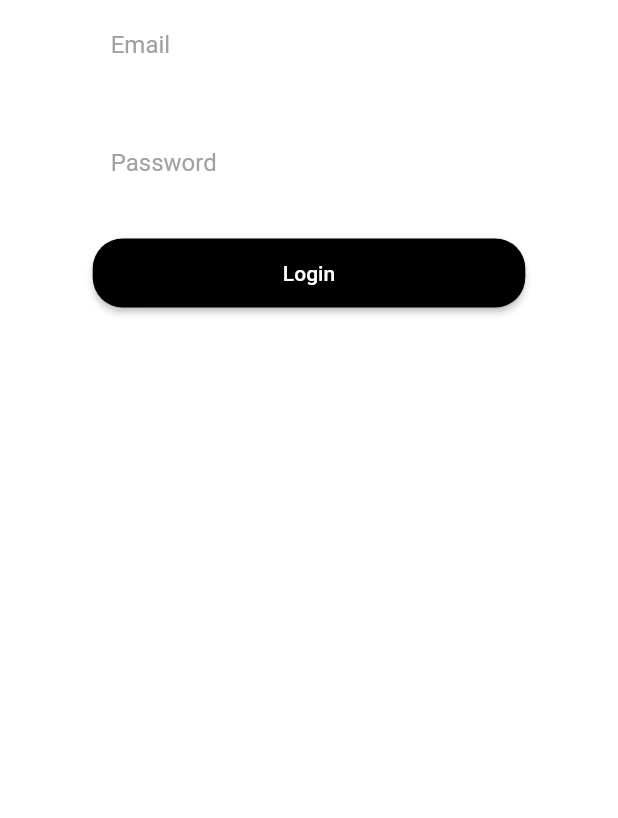
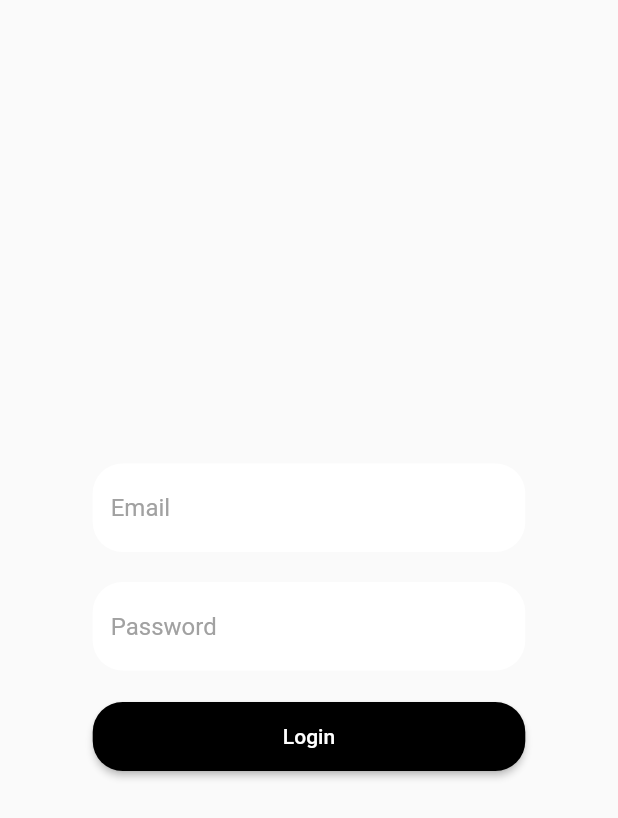
Before and after one commit to raj2893/Bit-News, a Flutter app: the screen it shows after launch, on a phone screen of 412 x 824 dp. Shown: the top 818 px of the screen. Run offline on Flutter 3.47's test engine with Material 2 defaults, Android fonts, the phone set to English and light mode, and no system bars.

Commit message:
:ogin form modified...

```diff
--- a/lib/main.dart
+++ b/lib/main.dart
@@ -13,7 +13,9 @@
   Widget build(BuildContext context) {
     return MaterialApp(
       title: 'Flutter Demo',
-      home: LoginForm(),
+      home: Scaffold(
+        body: Center(child: LoginForm()),
+      ),
     );
   }
 }
--- a/lib/pages/LoginPage.dart
+++ b/lib/pages/LoginPage.dart
@@ -2,8 +2,6 @@
 import 'package:flutter/material.dart';
 
 class LoginForm extends StatelessWidget {
-  LoginForm({super.key});
-
   final _formKey = GlobalKey<FormState>();
   final _passKey = GlobalKey<FormState>();
 
```
Also changed, not shown: lib/models/category.dart (added).
